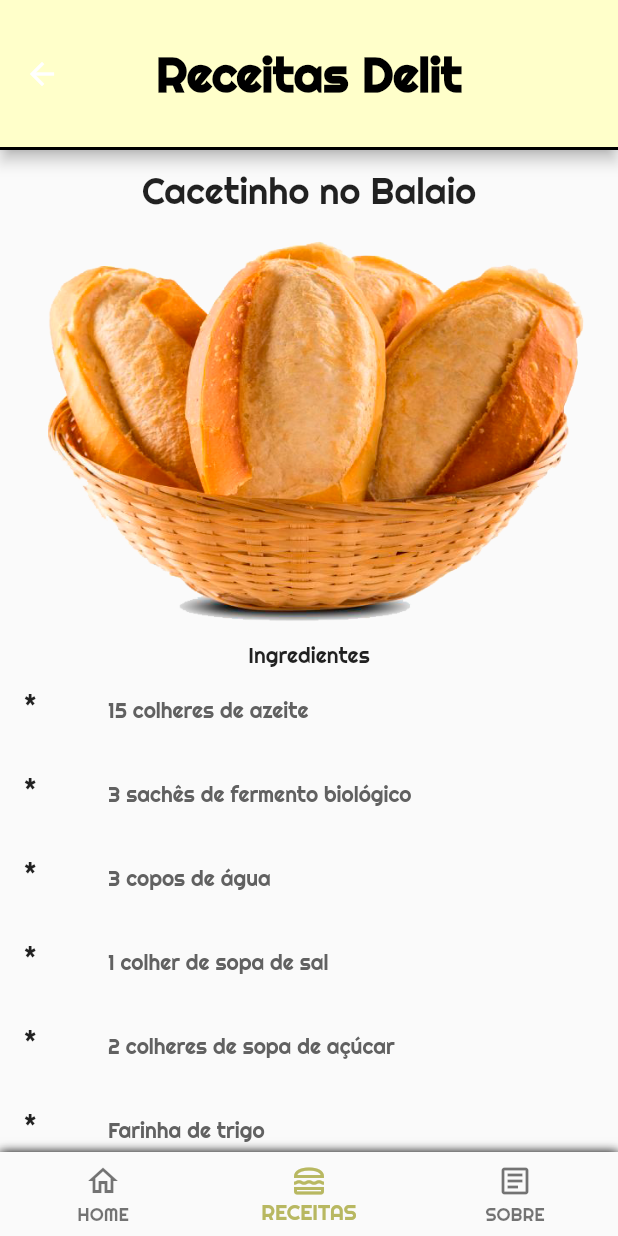
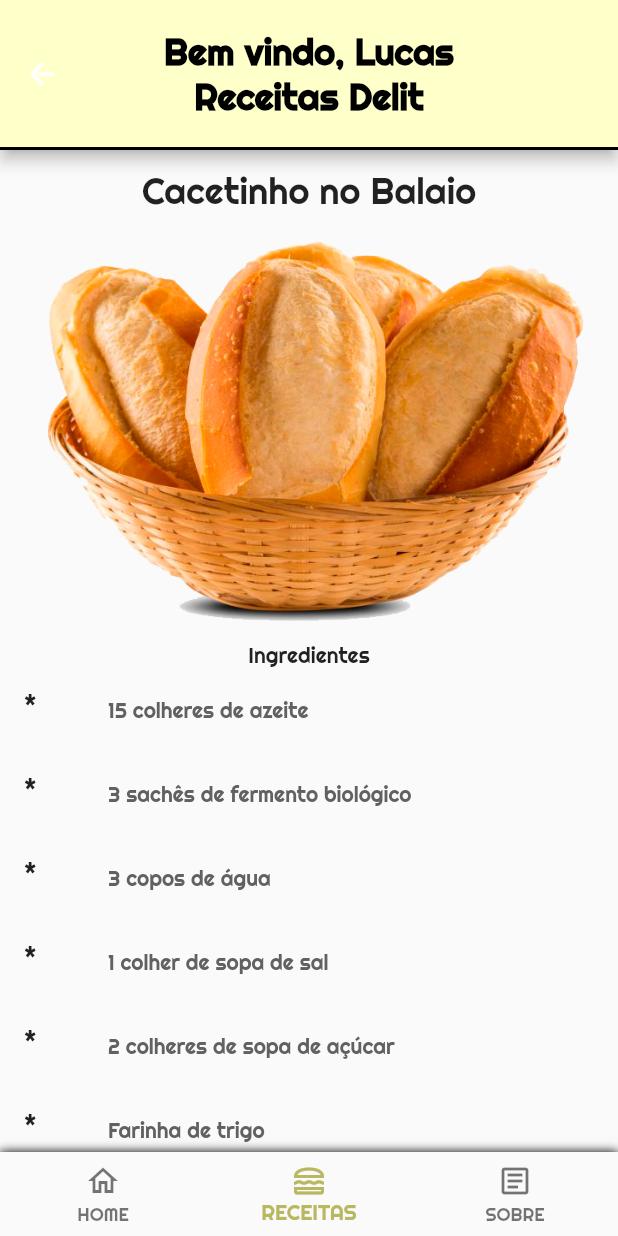
Before and after one commit to IgorDalepiane/trab1-mobile, a Flutter app: the screen it shows after launch, item 2 of the bottom bar chosen, after a tap on "VER RECEITA", on a phone screen of 412 x 824 dp. Run offline on Flutter 3.47's test engine with Material 2 defaults, Android fonts, the phone set to English and light mode, and no system bars; our stand-ins replace carousel_slider.

Commit message:
username on app bar

```diff
--- a/lib/screens/about_screen.dart
+++ b/lib/screens/about_screen.dart
@@ -8,7 +8,7 @@ class AboutScreen extends StatelessWidget {
   @override
   Widget build(BuildContext context) {
     return Scaffold(
-      appBar: CustomAppBar(),
+      appBar: CustomAppBar(username: 'Lucas'),
       bottomNavigationBar: BottomNavBar(selectedIndex: 2),
       body: Container(
         child: SingleChildScrollView(
--- a/lib/screens/cacetinho_screen.dart
+++ b/lib/screens/cacetinho_screen.dart
@@ -13,7 +13,7 @@ class CacetinhoScreen extends StatelessWidget {
   @override
   Widget build(BuildContext context) {
     return Scaffold(
-      appBar: CustomAppBar(),
+      appBar: CustomAppBar(username: 'Lucas'),
       bottomNavigationBar: BottomNavBar(selectedIndex: 1),
       body: SingleChildScrollView(
         child: Column(
--- a/lib/screens/home_screen.dart
+++ b/lib/screens/home_screen.dart
@@ -16,7 +16,7 @@ class HomeScreen extends StatelessWidget {
   @override
   Widget build(BuildContext context) {
     return Scaffold(
-      appBar: CustomAppBar(),
+      appBar: CustomAppBar(username: 'Lucas'),
       bottomNavigationBar: BottomNavBar(selectedIndex: 0),
       backgroundColor: Color(0xfff7f7e3),
       body: SingleChildScrollView(
@@ -45,7 +45,8 @@ class HomeScreen extends StatelessWidget {
                                 Navigator.push(
                                   context,
                                   MaterialPageRoute(
-                                    builder: (context) => CacetinhoScreen(id: 1),
+                                    builder: (context) =>
+                                        CacetinhoScreen(id: 1),
                                   ),
                                 );
                               },
--- a/lib/screens/recipe_screen.dart
+++ b/lib/screens/recipe_screen.dart
@@ -9,7 +9,7 @@ class RecipeScreen extends StatelessWidget {
   @override
   Widget build(BuildContext context) {
     return Scaffold(
-      appBar: CustomAppBar(),
+      appBar: CustomAppBar(username: 'Lucas'),
       bottomNavigationBar: BottomNavBar(selectedIndex: 1),
       body: SingleChildScrollView(
         child: Column(
--- a/lib/widgets/custom_appbar.dart
+++ b/lib/widgets/custom_appbar.dart
@@ -1,13 +1,25 @@
 import 'package:flutter/material.dart';
 
-class CustomAppBar extends StatelessWidget implements PreferredSizeWidget {
-  const CustomAppBar({Key? key}) : super(key: key);
+class CustomAppBar extends StatefulWidget implements PreferredSizeWidget {
+  const CustomAppBar({
+    Key? key,
+    required this.username,
+  }) : super(key: key);
+  final String username;
 
+  @override
+  _CustomAppBarState createState() => _CustomAppBarState();
+
+  @override
+  Size get preferredSize => Size.fromHeight(100);
+}
+
+class _CustomAppBarState extends State<CustomAppBar> {
   @override
   Widget build(BuildContext context) {
     return AppBar(
       backgroundColor: Color(0xffffffca),
-      toolbarHeight: preferredSize.height,
+      toolbarHeight: widget.preferredSize.height,
       centerTitle: true,
       bottom: PreferredSize(
         child: Container(
@@ -17,17 +29,15 @@ class CustomAppBar extends StatelessWidget implements PreferredSizeWidget {
         preferredSize: Size.fromHeight(4.0),
       ),
       title: Text(
-        'Receitas Delit',
+        "Bem vindo, ${widget.username}\nReceitas Delit",
+        textAlign: TextAlign.center,
         style: TextStyle(
           color: Colors.black,
           fontFamily: "Righteous",
-          fontSize: 32,
+          fontSize: 24,
           fontWeight: FontWeight.w700,
         ),
       ),
     );
   }
-
-  @override
-  Size get preferredSize => Size.fromHeight(100);
 }
```
